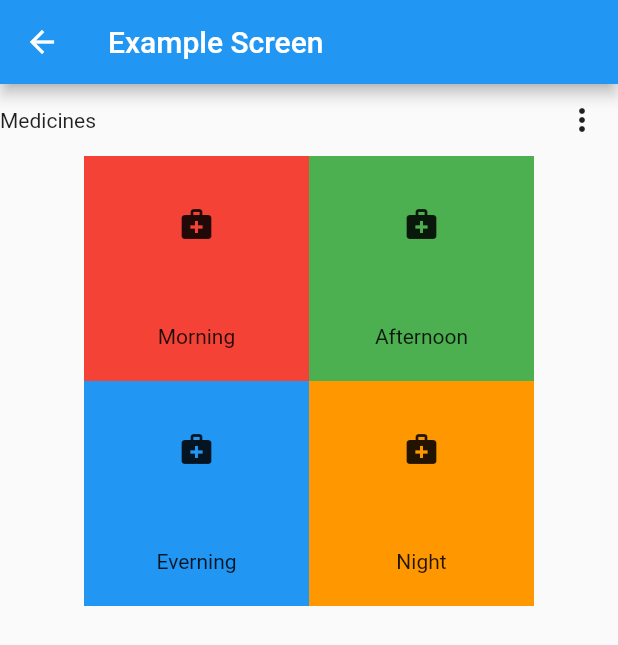
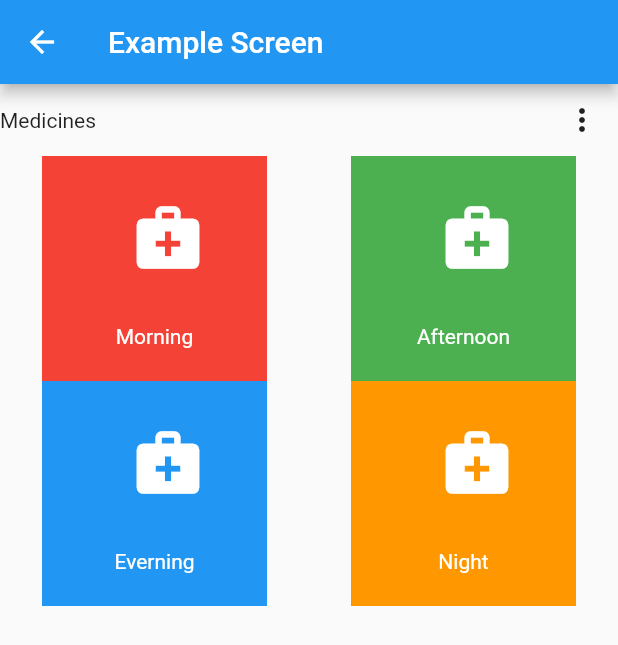
Before and after one commit to Mickuppom/flutter_application_1, a Flutter app: the ExampleScreen screen opened directly, on a phone screen of 412 x 824 dp. Shown: the top 645 px of the screen. Run offline on Flutter 3.47's test engine with Material 2 defaults, Android fonts, the phone set to English and light mode, and no system bars.

Commit message:
Update example_screen.dart

```diff
--- a/lib/screen/example_screen.dart
+++ b/lib/screen/example_screen.dart
@@ -40,12 +40,10 @@ class _ExampleScreenState extends State<ExampleScreen> {
                   ],
                 ),
               ),
-              Row(
-                mainAxisAlignment: MainAxisAlignment.spaceAround,
-                children: [
               Container(
                 child: Column(
-                      mainAxisAlignment: MainAxisAlignment.spaceAround,
+                  crossAxisAlignment: CrossAxisAlignment.center,
+                  mainAxisAlignment: MainAxisAlignment.center,
                   children: [
                     Row(
                         mainAxisAlignment: MainAxisAlignment.spaceAround,
@@ -55,14 +53,22 @@ class _ExampleScreenState extends State<ExampleScreen> {
                             height: 150,
                             color: Colors.red,
                             child: Column(
-                                  mainAxisAlignment:
-                                      MainAxisAlignment.spaceAround,
+                              mainAxisAlignment: MainAxisAlignment.spaceAround,
                               children: [
                                 IconButton(
-                                      icon: Icon(Icons.medical_services),
+                                  icon: Icon(
+                                    Icons.medical_services,
+                                    color: Colors.white,
+                                    size: 50,
+                                  ),
                                   onPressed: () {},
                                 ),
-                                    Text("Morning"),
+                                Text(
+                                  "Morning",
+                                  style: TextStyle(
+                                    color: Colors.white,
+                                  ),
+                                ),
                               ],
                             ),
                           ),
@@ -71,14 +77,22 @@ class _ExampleScreenState extends State<ExampleScreen> {
                             height: 150,
                             color: Colors.green,
                             child: Column(
-                                  mainAxisAlignment:
-                                      MainAxisAlignment.spaceAround,
+                              mainAxisAlignment: MainAxisAlignment.spaceAround,
                               children: [
                                 IconButton(
-                                      icon: Icon(Icons.medical_services),
+                                  icon: Icon(
+                                    Icons.medical_services,
+                                    color: Colors.white,
+                                    size: 50,
+                                  ),
                                   onPressed: () {},
                                 ),
-                                    Text("Afternoon"),
+                                Text(
+                                  "Afternoon",
+                                  style: TextStyle(
+                                    color: Colors.white,
+                                  ),
+                                ),
                               ],
                             ),
                           ),
@@ -91,14 +105,22 @@ class _ExampleScreenState extends State<ExampleScreen> {
                           height: 150,
                           color: Colors.blue,
                           child: Column(
-                                  mainAxisAlignment:
-                                      MainAxisAlignment.spaceAround,
+                            mainAxisAlignment: MainAxisAlignment.spaceAround,
                             children: [
                               IconButton(
-                                      icon: Icon(Icons.medical_services),
+                                icon: Icon(
+                                  Icons.medical_services,
+                                  color: Colors.white,
+                                  size: 50,
+                                ),
                                 onPressed: () {},
                               ),
-                                    Text("Everning"),
+                              Text(
+                                "Everning",
+                                style: TextStyle(
+                                  color: Colors.white,
+                                ),
+                              ),
                             ],
                           ),
                         ),
@@ -107,18 +129,22 @@ class _ExampleScreenState extends State<ExampleScreen> {
                           height: 150,
                           color: Colors.orange,
                           child: Column(
-                                  mainAxisAlignment:
-                                      MainAxisAlignment.spaceAround,
+                            mainAxisAlignment: MainAxisAlignment.spaceAround,
                             children: [
                               IconButton(
-                                      icon: Icon(Icons.medical_services),
+                                icon: Icon(
+                                  Icons.medical_services,
+                                  color: Colors.white,
+                                  size: 50,
+                                ),
                                 onPressed: () {},
                               ),
-                                    Text("Night"),
-                                  ],
+                              Text(
+                                "Night",
+                                style: TextStyle(
+                                  color: Colors.white,
                                 ),
                               ),
-                            ]),
                             ],
                           ),
                         ),
@@ -127,6 +153,9 @@ class _ExampleScreenState extends State<ExampleScreen> {
                   ],
                 ),
               ),
+            ],
+          ),
+        ),
       ),
     );
   }
```
Lines whose indentation alone changed are shown as unchanged.
